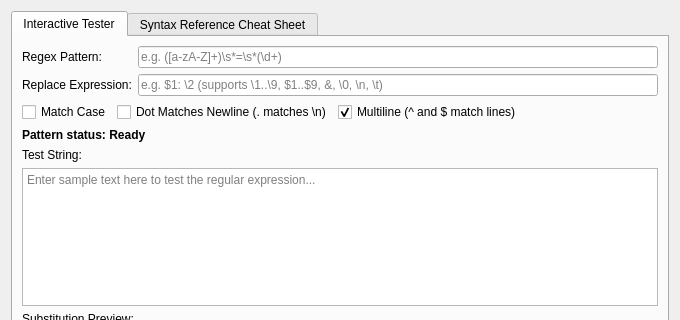
This is src/dialogs/RegexHelperDialog.ui in alsyundawy/NoteSciPad as Qt 5 draws it before an edit; both pictures show x 0 to 680 and y 0 to 320 of the 680 by 520 pixel window. The edited form follows.
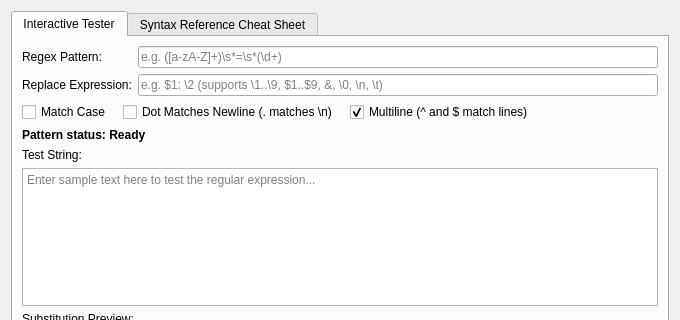
This is the edited form.

What changed in the file:
```diff
--- a/src/dialogs/RegexHelperDialog.ui
+++ b/src/dialogs/RegexHelperDialog.ui
@@ -58,6 +58,9 @@
        </item>
        <item>
         <layout class="QHBoxLayout" name="horizontalLayoutFlags">
+         <property name="spacing">
+          <number>12</number>
+         </property>
          <item>
           <widget class="QCheckBox" name="chkCaseSensitive">
            <property name="text">
```
